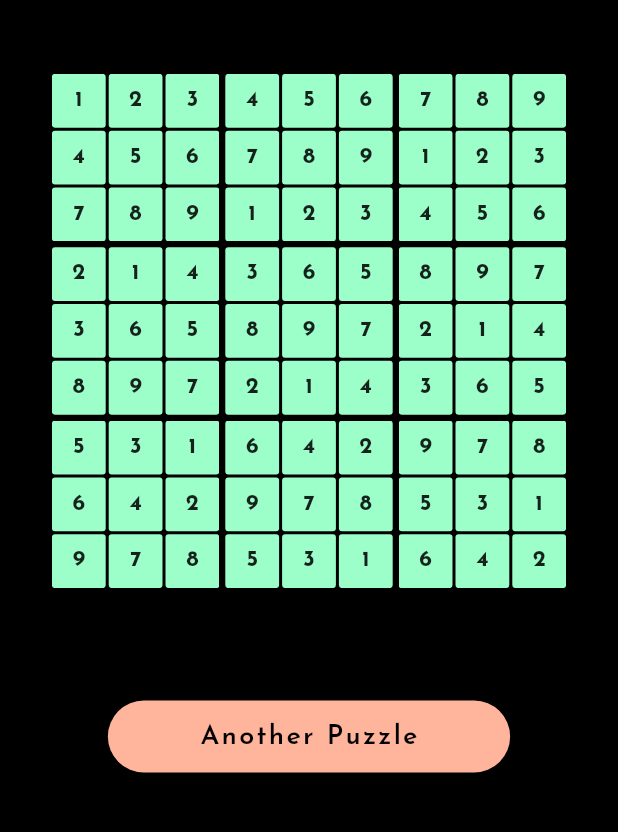
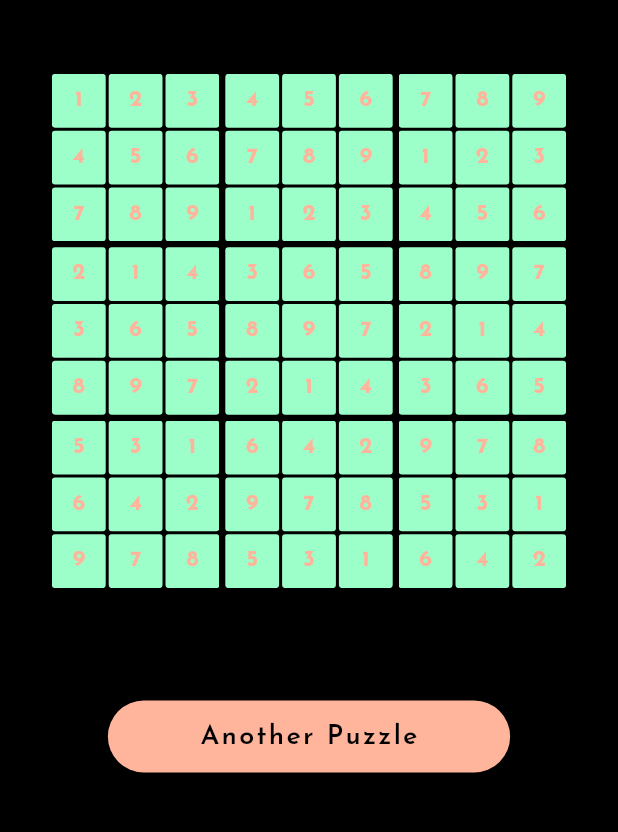
Before and after one commit to nikhil-RGB/sudoku-solver, a Flutter app: the InputPage screen opened directly, after a tap on "Solve", on a phone screen of 412 x 824 dp, the part 97-929 px from its top. Run offline on Flutter 3.47's test engine with Material 2 defaults, Android fonts, the phone set to English and light mode, and no system bars; our stand-ins replace google_fonts.

Commit message:
✨ Add finishing touches

```diff
--- a/lib/pages/InputPage.dart
+++ b/lib/pages/InputPage.dart
@@ -80,8 +80,10 @@ class InputPageState extends State<InputPage> {
                     Navigator.push(
                         context,
                         MaterialPageRoute(
-                            builder: ((context) =>
-                                SolverPage(solution: soln))));
+                            builder: ((context) => SolverPage(
+                                  solution: soln,
+                                  ogBoard: control,
+                                ))));
                   },
                   text: "Solve")
               : const CircularProgressIndicator(
@@ -281,6 +283,7 @@ class InputPageState extends State<InputPage> {
           IconButton(
             onPressed: () {
               setState(() {
+                InputPage.control_coords = [0, 0, 0];
                 control.formatBoard();
               });
             },
--- a/lib/pages/SolverPage.dart
+++ b/lib/pages/SolverPage.dart
@@ -6,7 +6,8 @@ import 'package:sudoku_solver/solver/SudokuBoard.dart';
 
 class SolverPage extends StatefulWidget {
   final SudokuBoard solution;
-  const SolverPage({super.key, required this.solution});
+  final SudokuBoard ogBoard;
+  const SolverPage({super.key, required this.solution, required this.ogBoard});
 
   @override
   State<SolverPage> createState() => _SolverPageState();
@@ -77,6 +78,7 @@ class _SolverPageState extends State<SolverPage> {
     required int j,
     required int k,
   }) {
+    int ogNum = widget.ogBoard.grid[i][j][k];
     int number = widget.solution.grid[i][j][k];
     return Container(
       decoration: BoxDecoration(
@@ -86,9 +88,10 @@ class _SolverPageState extends State<SolverPage> {
       child: Center(
           child: Text(
         number.toString(),
-        style: const TextStyle(
+        style: TextStyle(
           fontWeight: FontWeight.bold,
           fontSize: 15,
+          color: (ogNum == 0) ? const Color(0xFFFFB59C) : Colors.black,
         ),
       )),
     );
```
Also changed, not shown: pubspec.yaml (+20 -0 lines), assets/images/icon.png (added), assets/images/splash-screen.png, pubspec.lock, 27 other files.
